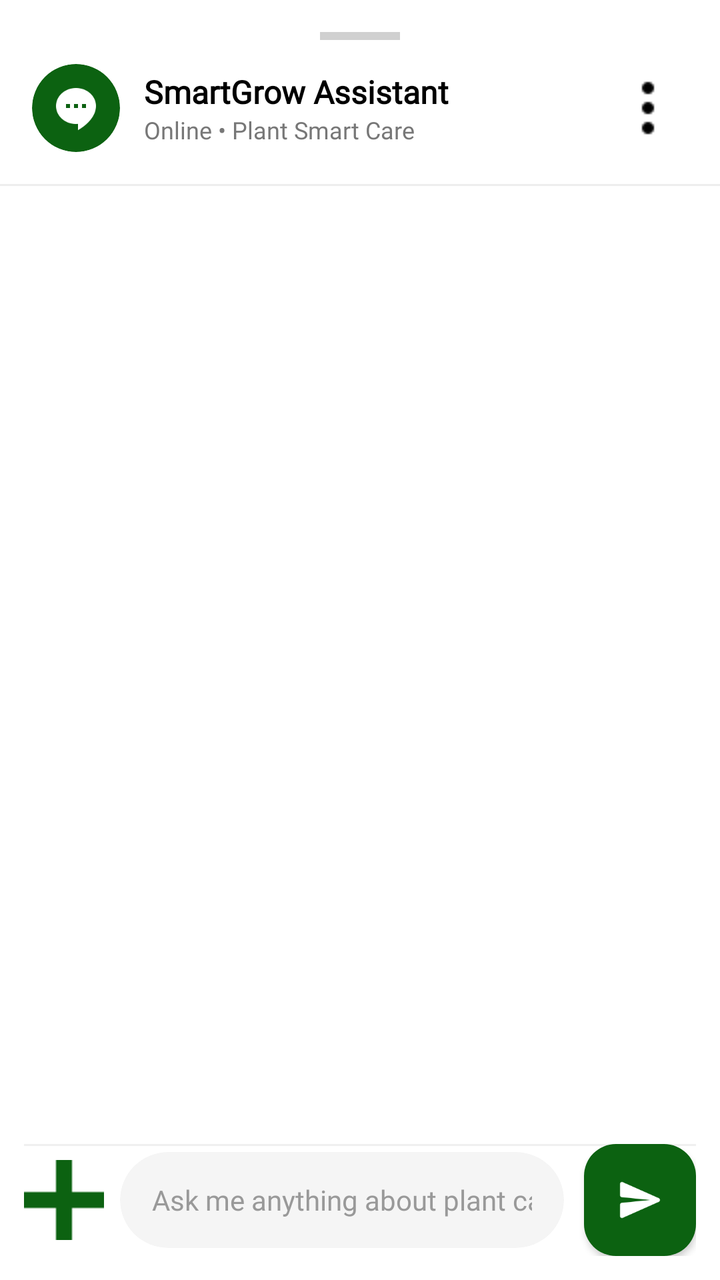
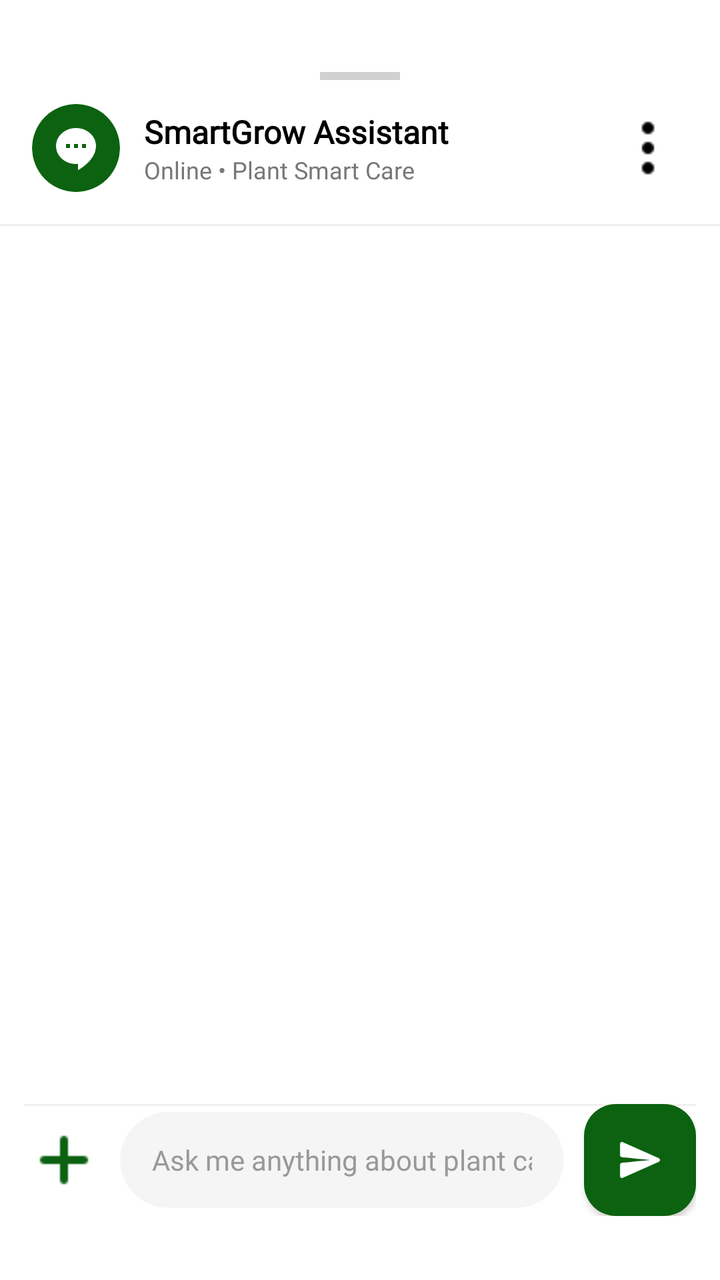

An Android layout rendered at two revisions. The XML below is the earlier revision; the diff shows what the commit changed to produce the second picture.
<!-- AndroidManifest.xml: application theme Theme.SmartGrow -->
<!-- res/layout/dialog_chat_assistant.xml -->
<?xml version="1.0" encoding="utf-8"?>
<androidx.constraintlayout.widget.ConstraintLayout
    xmlns:android="http://schemas.android.com/apk/res/android"
    xmlns:app="http://schemas.android.com/apk/res-auto"
    android:layout_width="match_parent"
    android:layout_height="match_parent"
    android:background="@android:color/transparent">

    <com.google.android.material.card.MaterialCardView
        android:layout_width="match_parent"
        android:layout_height="match_parent"
        app:cardCornerRadius="24dp"
        app:cardElevation="0dp"
        app:cardBackgroundColor="#FFFFFF"
        app:strokeWidth="0dp">

        <androidx.constraintlayout.widget.ConstraintLayout
            android:layout_width="match_parent"
            android:layout_height="match_parent">

            
            <androidx.constraintlayout.widget.ConstraintLayout
                android:id="@+id/layout_chat_header"
                android:layout_width="match_parent"
                android:layout_height="wrap_content"
                android:padding="16dp"
                app:layout_constraintTop_toTopOf="parent">

                <View
                    android:id="@+id/view_drag_handle"
                    android:layout_width="40dp"
                    android:layout_height="4dp"
                    android:background="#D0D0D0"
                    app:layout_constraintTop_toTopOf="parent"
                    app:layout_constraintStart_toStartOf="parent"
                    app:layout_constraintEnd_toEndOf="parent"/>

                <com.google.android.material.card.MaterialCardView
                    android:id="@+id/card_chat_icon"
                    android:layout_width="44dp"
                    android:layout_height="44dp"
                    android:layout_marginTop="12dp"
                    app:cardCornerRadius="22dp"
                    app:cardBackgroundColor="#0C6211"
                    app:strokeWidth="0dp"
                    app:layout_constraintTop_toBottomOf="@id/view_drag_handle"
                    app:layout_constraintStart_toStartOf="parent">
                    <ImageView
                        android:layout_width="24dp"
                        android:layout_height="24dp"
                        android:src="@drawable/ic_chat_bubble_white"
                        android:layout_gravity="center"
                        app:tint="#FFFFFF"/>
                </com.google.android.material.card.MaterialCardView>

                <LinearLayout
                    android:layout_width="0dp"
                    android:layout_height="wrap_content"
                    android:orientation="vertical"
                    android:layout_marginLeft="12dp"
                    app:layout_constraintTop_toTopOf="@id/card_chat_icon"
                    app:layout_constraintBottom_toBottomOf="@id/card_chat_icon"
                    app:layout_constraintStart_toEndOf="@id/card_chat_icon"
                    app:layout_constraintEnd_toStartOf="@id/ib_chat_menu">

                    <TextView
                        android:layout_width="wrap_content"
                        android:layout_height="wrap_content"
                        android:text="SmartGrow Assistant"
                        android:textColor="#000000"
                        android:textSize="16sp"
                        android:textStyle="bold"
                        android:fontFamily="@font/poppins"/>

                    <TextView
                        android:id="@+id/tv_assistant_status"
                        android:layout_width="wrap_content"
                        android:layout_height="wrap_content"
                        android:text="Online • Plant Smart Care"
                        android:textColor="#777777"
                        android:textSize="12sp"
                        android:fontFamily="@font/poppins"/>
                </LinearLayout>

                <ImageButton
                    android:id="@+id/ib_chat_menu"
                    android:layout_width="40dp"
                    android:layout_height="40dp"
                    android:background="?attr/selectableItemBackgroundBorderless"
                    android:src="@drawable/ic_more_vert"
                    app:tint="#000000"
                    app:layout_constraintTop_toTopOf="@id/card_chat_icon"
                    app:layout_constraintBottom_toBottomOf="@id/card_chat_icon"
                    app:layout_constraintEnd_toEndOf="parent"/>

            </androidx.constraintlayout.widget.ConstraintLayout>

            <View
                android:id="@+id/header_divider"
                android:layout_width="match_parent"
                android:layout_height="1dp"
                android:background="#EEEEEE"
                app:layout_constraintTop_toBottomOf="@id/layout_chat_header"/>

            
            <androidx.recyclerview.widget.RecyclerView
                android:id="@+id/rv_chat_messages_list"
                android:layout_width="match_parent"
                android:layout_height="0dp"
                android:padding="16dp"
                android:clipToPadding="false"
                app:layout_constraintTop_toBottomOf="@id/header_divider"
                app:layout_constraintBottom_toTopOf="@id/layout_input_bar"/>

            
            <androidx.constraintlayout.widget.ConstraintLayout
                android:id="@+id/layout_input_bar"
                android:layout_width="match_parent"
                android:layout_height="wrap_content"
                android:padding="12dp"
                android:background="#FFFFFF"
                app:layout_constraintBottom_toBottomOf="parent">

                <View
                    android:layout_width="match_parent"
                    android:layout_height="1dp"
                    android:background="#F0F0F0"
                    app:layout_constraintTop_toTopOf="parent"/>

                
                <ImageButton
                    android:id="@+id/ib_chat_attach"
                    android:layout_width="40dp"
                    android:layout_height="40dp"
                    android:background="?attr/selectableItemBackgroundBorderless"
                    android:src="@drawable/ic_add_plus_green"
                    app:tint="#0C6211"
                    app:layout_constraintBottom_toBottomOf="parent"
                    app:layout_constraintStart_toStartOf="parent"
                    app:layout_constraintTop_toTopOf="parent"
                    android:contentDescription="Attach Media o Image Source" />

                
                <com.google.android.material.card.MaterialCardView
                    android:layout_width="0dp"
                    android:layout_height="48dp"
                    android:layout_marginLeft="8dp"
                    android:layout_marginRight="10dp"
                    app:cardCornerRadius="24dp"
                    app:cardBackgroundColor="#F5F5F5"
                    app:strokeWidth="0dp"
                    app:cardElevation="0dp"
                    app:layout_constraintTop_toTopOf="parent"
                    app:layout_constraintBottom_toBottomOf="parent"
                    app:layout_constraintStart_toEndOf="@id/ib_chat_attach"
                    app:layout_constraintEnd_toStartOf="@id/fab_send_message">

                    <EditText
                        android:id="@+id/et_chat_input"
                        android:layout_width="match_parent"
                        android:layout_height="match_parent"
                        android:hint="Ask me anything about plant care..."
                        android:textColorHint="#999999"
                        android:textColor="#333333"
                        android:textSize="14sp"
                        android:fontFamily="@font/poppins"
                        android:background="@android:color/transparent"
                        android:paddingHorizontal="16dp"
                        android:inputType="textCapSentences"
                        android:maxLines="3"
                        android:importantForAutofill="no"/>
                </com.google.android.material.card.MaterialCardView>

                
                <com.google.android.material.floatingactionbutton.FloatingActionButton
                    android:id="@+id/fab_send_message"
                    android:layout_width="wrap_content"
                    android:layout_height="wrap_content"
                    android:src="@drawable/ic_send"
                    app:backgroundTint="#0C6211"
                    app:fabSize="mini"
                    app:tint="#FFFFFF"
                    app:elevation="2dp"
                    app:layout_constraintTop_toTopOf="parent"
                    app:layout_constraintBottom_toBottomOf="parent"
                    app:layout_constraintEnd_toEndOf="parent"
                    android:contentDescription="Send message"/>

            </androidx.constraintlayout.widget.ConstraintLayout>

        </androidx.constraintlayout.widget.ConstraintLayout>
    </com.google.android.material.card.MaterialCardView>
</androidx.constraintlayout.widget.ConstraintLayout>
<!-- resources referenced by this layout -->
<resources>
  <!-- drawable ic_add_plus_green: png bitmap (drawable, 411 bytes) -->
  <!-- drawable ic_chat_bubble_white: png bitmap (drawable, 1188 bytes) -->
  <!-- drawable ic_more_vert: png bitmap (drawable, 173 bytes) -->
  <!-- drawable ic_send: png bitmap (drawable, 856 bytes) -->
  <style name="Theme.SmartGrow" parent="Base.Theme.SmartGrow" />
  <style name="Base.Theme.SmartGrow" parent="Theme.Material3.DayNight.NoActionBar">
        &gt;
          <item name="android:windowBackground">@android:color/white</item>
          <item name="android:windowDisablePreview">true</item>
      </style>
</resources>

<!-- the commit's change to res/layout/dialog_chat_assistant.xml (unified diff, before → after) -->
@@ -3,21 +3,22 @@
     xmlns:android="http://schemas.android.com/apk/res/android"
     xmlns:app="http://schemas.android.com/apk/res-auto"
     android:layout_width="match_parent"
-    android:layout_height="match_parent"
+    android:layout_height="wrap_content"
     android:background="@android:color/transparent">
 
     <com.google.android.material.card.MaterialCardView
         android:layout_width="match_parent"
-        android:layout_height="match_parent"
+        android:layout_height="600dp"
         app:cardCornerRadius="24dp"
         app:cardElevation="0dp"
         app:cardBackgroundColor="#FFFFFF"
-        app:strokeWidth="0dp">
+        app:strokeWidth="0dp"
+        app:layout_constraintTop_toTopOf="parent"
+        app:layout_constraintBottom_toBottomOf="parent">
 
         <androidx.constraintlayout.widget.ConstraintLayout
             android:layout_width="match_parent"
             android:layout_height="match_parent">
-
             
             <androidx.constraintlayout.widget.ConstraintLayout
                 android:id="@+id/layout_chat_header"
@@ -128,19 +129,21 @@
                     app:layout_constraintTop_toTopOf="parent"/>
 
                 
+
+                
+
                 <ImageButton
                     android:id="@+id/ib_chat_attach"
                     android:layout_width="40dp"
                     android:layout_height="40dp"
                     android:background="?attr/selectableItemBackgroundBorderless"
-                    android:src="@drawable/ic_add_plus_green"
-                    app:tint="#0C6211"
+                    android:contentDescription="Attach Media o Image Source"
+                    android:src="@drawable/ic_plus_sign"
                     app:layout_constraintBottom_toBottomOf="parent"
                     app:layout_constraintStart_toStartOf="parent"
                     app:layout_constraintTop_toTopOf="parent"
-                    android:contentDescription="Attach Media o Image Source" />
+                    app:tint="#0C6211" />
 
-                
                 <com.google.android.material.card.MaterialCardView
                     android:layout_width="0dp"
                     android:layout_height="48dp"
<!-- resource entries referenced after the edit -->
@@ -1,8 +1,8 @@
 <!-- resources referenced by this layout -->
 <resources>
-  <!-- drawable ic_add_plus_green: png bitmap (drawable, 411 bytes) -->
   <!-- drawable ic_chat_bubble_white: png bitmap (drawable, 1188 bytes) -->
   <!-- drawable ic_more_vert: png bitmap (drawable, 173 bytes) -->
+  <!-- drawable ic_plus_sign: png bitmap (drawable, 190 bytes) -->
   <!-- drawable ic_send: png bitmap (drawable, 856 bytes) -->
   <style name="Theme.SmartGrow" parent="Base.Theme.SmartGrow" />
   <style name="Base.Theme.SmartGrow" parent="Theme.Material3.DayNight.NoActionBar">
